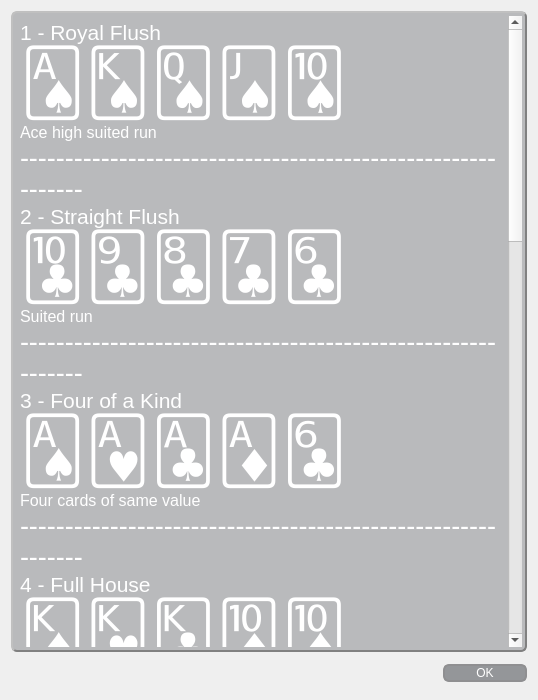
This is Holdero/hands/handranks.ui in SixofClubsss/Dero-Poker-Table as Qt 5 draws it before an edit. The edited form follows.
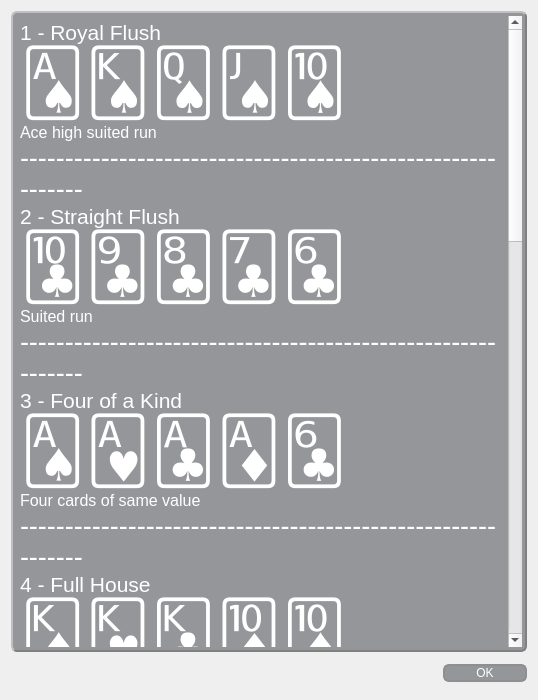
This is the edited form. Icons and pictures are not drawn.

What changed in the file:
```diff
--- a/Holdero/hands/handranks.ui
+++ b/Holdero/hands/handranks.ui
@@ -68,7 +68,7 @@
     border-width: 2px;
     border-radius: 6px;
     padding: 3px;
-    background-color: rgba(85, 88, 93, 90);
+    background-color: rgba(85, 88, 93, 150);
     color: rgb(255, 255, 255);
 }
 </string>
```
